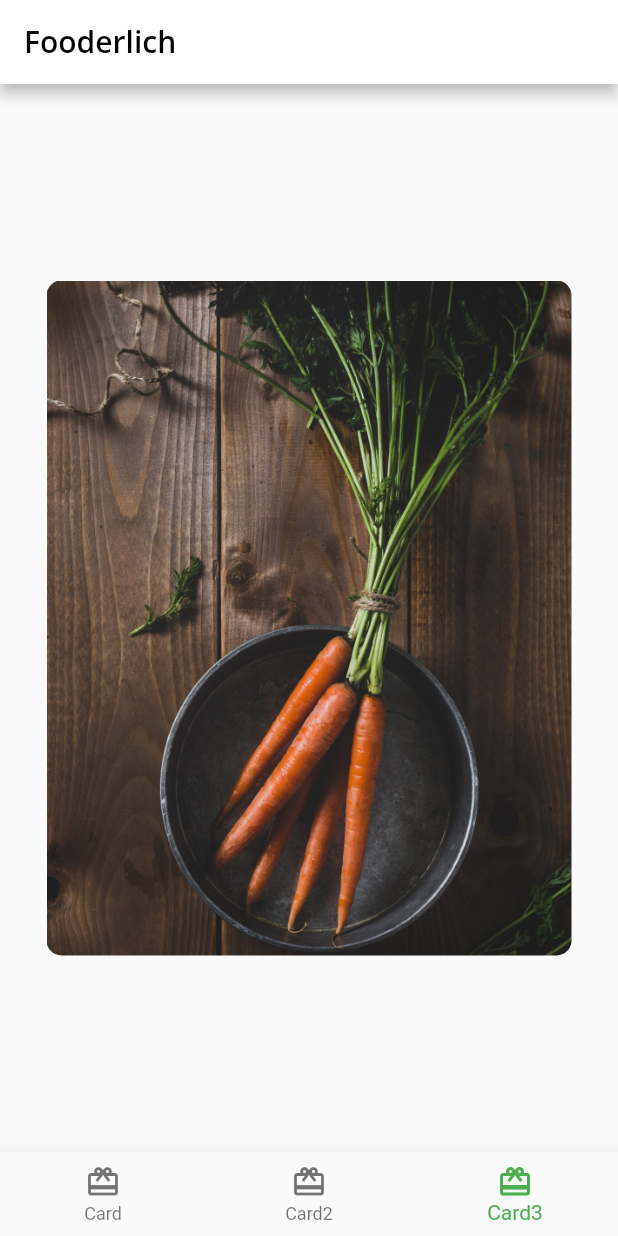
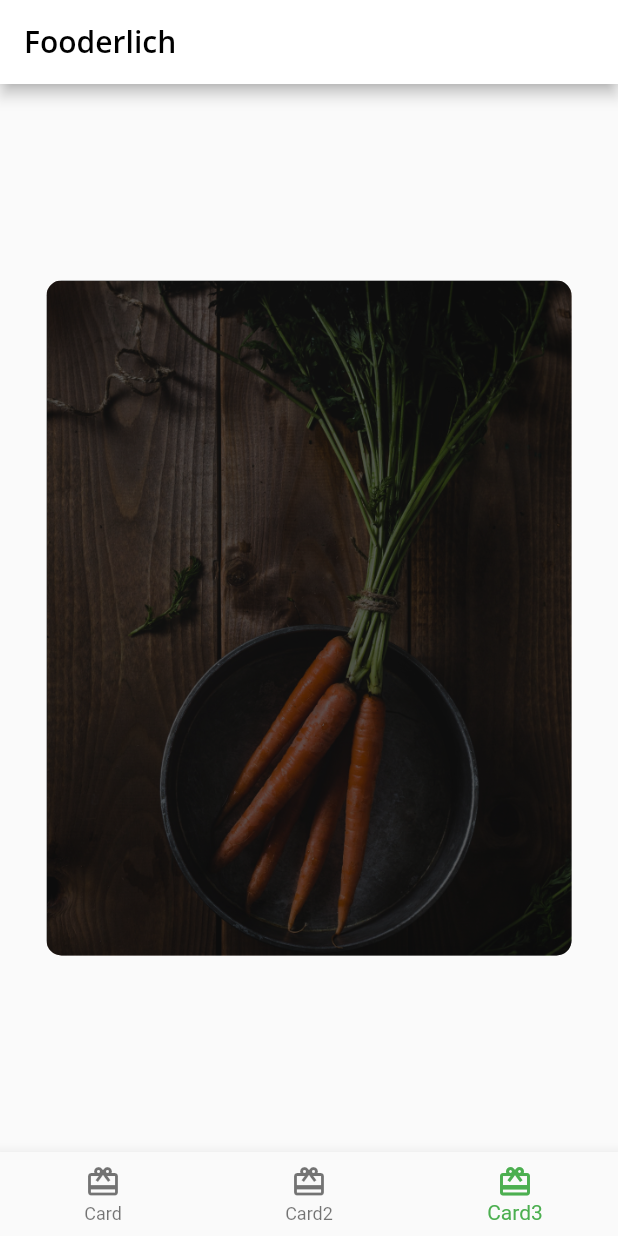
Before and after one commit to lakshayraturi/fooderlich, a Flutter app: the screen it shows after launch, item 3 of the bottom bar chosen, on a phone screen of 412 x 824 dp. Run offline on Flutter 3.47's test engine with Material 2 defaults, Android fonts, the phone set to English and light mode, and no system bars; our stand-ins replace google_fonts.

Commit message:
Add image overlay

```diff
--- a/lib/card3.dart
+++ b/lib/card3.dart
@@ -18,6 +18,12 @@ class Card3 extends StatelessWidget {
           children: [
             // TODO 5: ADD DARK OVERLAY BOXDECORATION
             // TODO 5: ADD CONTAINER, COLUMN, ICON AND TEXT
+            Container(
+              decoration: BoxDecoration(
+                color: Colors.black.withOpacity(0.6),
+                borderRadius: const BorderRadius.all(Radius.circular(10)),
+              ),
+            ),
             // TODO 5: ADD CENTER WIDGET WITH CHIP WIDGET CHILDREN
           ],
         ),
```
